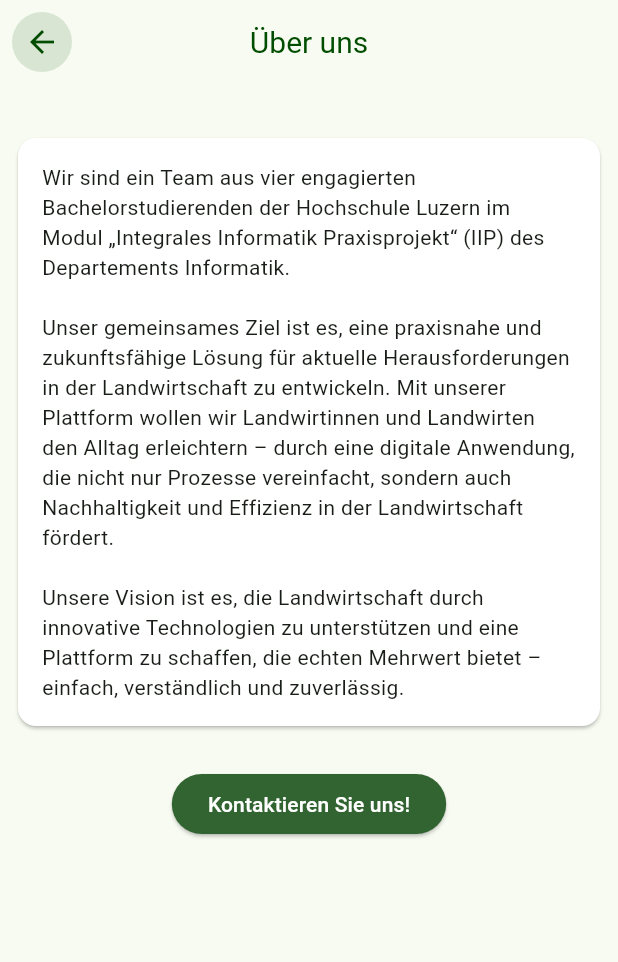
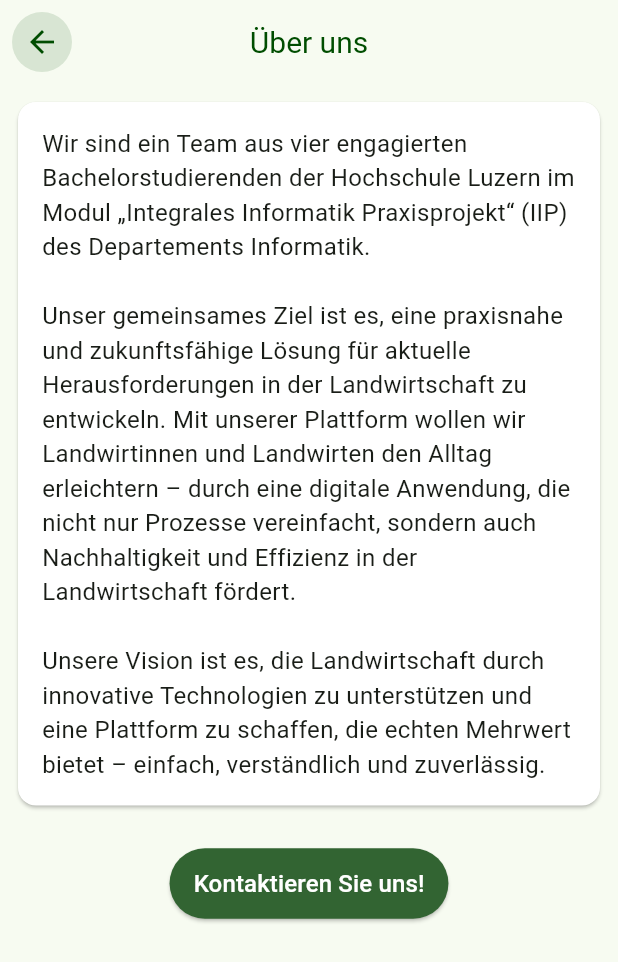
Before and after one commit to dibano/dibano-flutter, a Flutter app: the InfoDetailUeberUns screen opened directly, on a phone screen of 412 x 824 dp. Shown: the top 962 px of the screen. Run offline on Flutter 3.47's test engine with Material 3 defaults, Android fonts, the phone set to English and light mode, and no system bars; our stand-ins replace flutter_map, google_sign_in, latlong2, open_file, pdf, permission_handler and 2 more; accounts and stored records are empty; Roboto replaces fonts that are missing (Poppins).

Commit message:
UI fixes in Info Views, Buttons on Field Edit View and TrackWorkstep View

```diff
--- a/lib/ui/widgets/info.dart
+++ b/lib/ui/widgets/info.dart
@@ -49,7 +49,7 @@ class Info extends StatelessWidget {
                         (context) => InfoDetail(
                           title: "Vorgehen",
                           text:
-                              "Beginnen Sie damit, Ihren Bauernhof digital zu erfassen. \n\nAls Erstes müssen Sie im Menüpunkt „Mein Bauernhof“ Ihre Felder, Kulturen und Personen erfassen. \n\nWenn Sie die Informationen eingetragen haben, können Sie unter „Tätigkeiten erfassen“ Ihre erledigten Arbeiten dokumentieren. \n\nDiese werden lokal auf Ihrem Handy gespeichert und können unter „Meine Tätigkeiten“ eingesehen werden. Dort können Sie Ihre Daten auch filtern und anschliessend als PDF exportieren. \n\nWenn Sie Ihre Arbeiten in einer Cloud speichern möchten, zum Beispiel bei einem Verlust des Handys, können Sie dies über das Einstellungsrad oben rechts im Hauptmenü aktivieren. Ihre Daten werden dann auf Google Drive hochgeladen und können jederzeit wiederhergestellt werden.",
+                              "Beginnen Sie damit, Ihren Bauernhof digital zu erfassen. \n\nAls Erstes müssen Sie im Menüpunkt „Mein Bauernhof“ Ihre Felder, Kulturen und Personen erfassen. \n\nWenn Sie die Informationen eingetragen haben, können Sie unter „Tätigkeiten erfassen“ Ihre erledigten Arbeiten dokumentieren. \n\nDiese werden lokal auf Ihrem Handy gespeichert und können unter „Meine Tätigkeiten“ eingesehen werden. Dort können Sie Ihre Daten auch filtern und anschliessend als PDF exportieren. \n\nWenn Sie Ihre Arbeiten und Stammdaten in einer Cloud speichern möchten, zum Beispiel um den Verlust der Daten bei Beschädigung des Handys vorzubeugen, können Sie über das Einstellungsrad oben rechts im Hauptmenü ein Backup erstellen. Ihre Daten werden dann auf Google Drive hochgeladen und können jederzeit wiederhergestellt werden.",
                         ),
                   ),
                 );
--- a/lib/ui/widgets/info_ueber_uns.dart
+++ b/lib/ui/widgets/info_ueber_uns.dart
@@ -1,5 +1,4 @@
 import 'package:dibano/ui/widgets/components/custom_app_bar.dart';
-import 'package:dibano/ui/widgets/components/custom_title.dart';
 import 'package:dibano/ui/widgets/components/farm_colors.dart';
 import 'package:flutter/material.dart';
 import 'package:url_launcher/url_launcher.dart';
@@ -15,9 +14,9 @@ class InfoDetailUeberUns extends StatelessWidget {
       appBar: CustomAppBar(title: title),
       body: Padding(
         padding: const EdgeInsets.all(8.0),
+        child: SingleChildScrollView(
           child: Column(
             children: <Widget>[
-            SizedBox(height: 24),
               Card(
                 color: Colors.white,
                 child: Padding(
@@ -25,6 +24,7 @@ class InfoDetailUeberUns extends StatelessWidget {
                   child: Text(
                     "Wir sind ein Team aus vier engagierten Bachelorstudierenden der Hochschule Luzern im Modul „Integrales Informatik Praxisprojekt“ (IIP) des Departements Informatik. \n\nUnser gemeinsames Ziel ist es, eine praxisnahe und zukunftsfähige Lösung für aktuelle Herausforderungen in der Landwirtschaft zu entwickeln. Mit unserer Plattform wollen wir Landwirtinnen und Landwirten den Alltag erleichtern – durch eine digitale Anwendung, die nicht nur Prozesse vereinfacht, sondern auch Nachhaltigkeit und Effizienz in der Landwirtschaft fördert. \n\nUnsere Vision ist es, die Landwirtschaft durch innovative Technologien zu unterstützen und eine Plattform zu schaffen, die echten Mehrwert bietet – einfach, verständlich und zuverlässig.",
                     textAlign: TextAlign.start,
+                    style: TextStyle(fontSize: 16),
                   ),
                 ),
               ),
@@ -33,13 +33,22 @@ class InfoDetailUeberUns extends StatelessWidget {
                 style: ElevatedButton.styleFrom(
                   backgroundColor: FarmColors.darkGreenIntense,
                   foregroundColor: Colors.white,
+                  padding: const EdgeInsets.symmetric(
+                    horizontal: 16.0,
+                    vertical: 12.0,
+                  ),
                 ),
                 onPressed: () {
                   launchUrl(Uri.parse("mailto:dibano.app@gmail.com"));
                 },
-              child: Text("Kontaktieren Sie uns!"),
+                child: Text(
+                  "Kontaktieren Sie uns!",
+                  style: TextStyle(fontSize: 16),
                 ),
+              ),
+              const SizedBox(height: 16),
             ],
+          ),
         ),
       ),
     );
```
Also changed, not shown: lib/ui/widgets/field_edit.dart (+12 -5 lines), lib/ui/widgets/info_detail.dart (+7 -2 lines), lib/ui/widgets/track_worksteps.dart (+15 -7 lines). Lines whose indentation alone changed are shown as unchanged.
